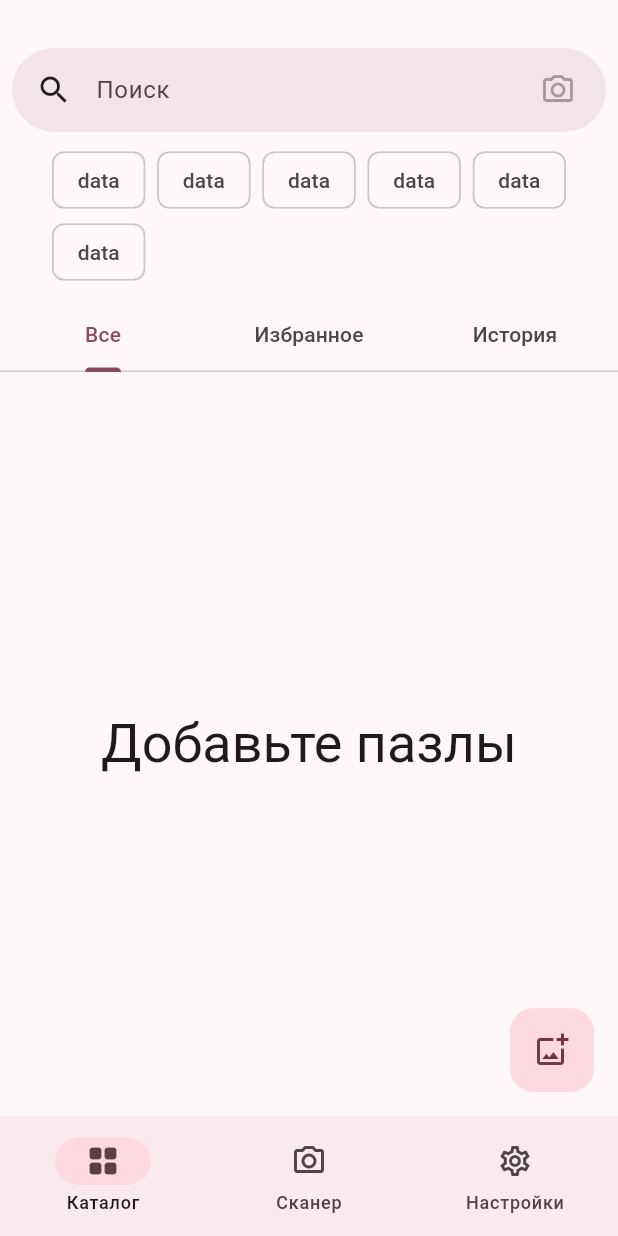
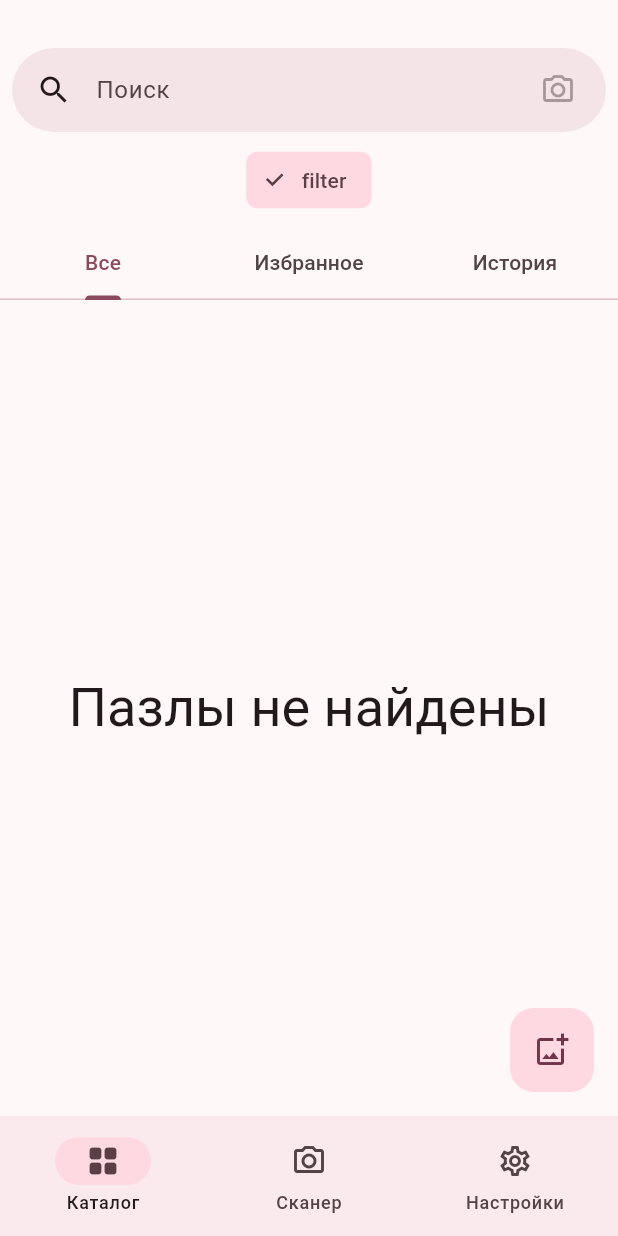
Before and after one commit to Iv2005an/puzzle_master, a Flutter app: the screen it shows after launch, on a phone screen of 412 x 824 dp. Run offline on Flutter 3.47's test engine with Material 3 defaults, Android fonts, the phone set to English and light mode, and no system bars; drawn by our look-alikes of dynamic_color; our stand-ins replace bloc, equatable, flutter_bloc, go_router, hive_flutter, image_picker and 1 more; missing offline and left inert: flutter_material_color_picker; accounts and stored records are empty.

Commit message:
Added search algorithm

```diff
--- a/lib/features/catalog/bloc/catalog_bloc/catalog_event.dart
+++ b/lib/features/catalog/bloc/catalog_bloc/catalog_event.dart
@@ -7,7 +7,32 @@ sealed class CatalogEvent extends Equatable {
   List<Object> get props => [];
 }
 
-final class CatalogGetPuzzles extends CatalogEvent {}
+final class CatalogGetPuzzles extends CatalogEvent {
+  const CatalogGetPuzzles(this.searchText);
+
+  final String searchText;
+
+  @override
+  List<Object> get props => [searchText];
+}
+
+final class CatalogAddFilters extends CatalogEvent {
+  const CatalogAddFilters(this.filters);
+
+  final Filters filters;
+
+  @override
+  List<Object> get props => [filters];
+}
+
+final class CatalogDeleteFilters extends CatalogEvent {
+  const CatalogDeleteFilters(this.filters);
+
+  final Filters filters;
+
+  @override
+  List<Object> get props => [filters];
+}
 
 final class CatalogAddPuzzle extends CatalogEvent {
   const CatalogAddPuzzle(this.newPuzzle);
--- a/lib/features/catalog/bloc/catalog_bloc/catalog_state.dart
+++ b/lib/features/catalog/bloc/catalog_bloc/catalog_state.dart
@@ -10,19 +10,23 @@ sealed class CatalogState extends Equatable {
 final class CatalogInitial extends CatalogState {}
 
 final class CatalogLoaded extends CatalogState {
-  const CatalogLoaded(this.puzzles);
+  const CatalogLoaded(this.puzzles, this.searchText, this.filters);
 
   final List<Puzzle> puzzles;
+  final String searchText;
+  final Filters filters;
 
   @override
-  List<Object> get props => [puzzles];
+  List<Object> get props => [puzzles, searchText, filters];
 }
 
 final class CatalogFailure extends CatalogState {
-  const CatalogFailure(this.exception);
+  const CatalogFailure(this.exception, this.searchText, this.filters);
 
   final Object exception;
+  final String searchText;
+  final Filters filters;
 
   @override
-  List<Object> get props => [exception];
+  List<Object> get props => [exception, searchText, filters];
 }
--- a/lib/features/catalog/screens/catalog_screen.dart
+++ b/lib/features/catalog/screens/catalog_screen.dart
@@ -13,27 +13,23 @@ class CatalogScreen extends StatelessWidget {
     return BlocBuilder<CatalogBloc, CatalogState>(
       builder: (context, state) {
         final bloc = context.read<CatalogBloc>();
-        if (state is CatalogInitial) bloc.add(CatalogGetPuzzles());
+        if (state is CatalogInitial) bloc.add(const CatalogGetPuzzles(''));
         if (state is CatalogLoaded) {
           return DefaultTabController(
             length: 3,
             child: Column(
               children: [
                 const SizedBox(height: 32),
-                const PuzzlesSearchBar(),
-                const Padding(
-                  padding: EdgeInsets.all(8.0),
-                  child: Wrap(
-                    spacing: 8,
-                    children: [
-                      Chip(label: Text('data')),
-                      Chip(label: Text('data')),
-                      Chip(label: Text('data')),
-                      Chip(label: Text('data')),
-                      Chip(label: Text('data')),
-                      Chip(label: Text('data')),
-                    ],
-                  ),
+                PuzzlesSearchBar(state.searchText, state.filters),
+                Padding(
+                  padding: const EdgeInsets.all(8.0),
+                  child: Wrap(spacing: 8, children: [
+                    FilterChip(
+                        label: const Text('filter'),
+                        selected: true,
+                        // Логика удаления фильтра
+                        onSelected: (value) {})
+                  ]),
                 ),
                 const TabBar(
                   tabs: [
@@ -65,13 +61,23 @@ class CatalogScreen extends StatelessWidget {
           );
         }
         if (state is CatalogFailure) {
-          return Center(
+          return Padding(
+            padding: const EdgeInsets.all(8.0),
             child: Column(
+              mainAxisAlignment: MainAxisAlignment.center,
               children: [
-                const Text('Произошла ошибка, попробуйте снова'),
-                FilledButton(
-                    onPressed: () => bloc.add(CatalogGetPuzzles()),
-                    child: const Text('Обновить'))
+                Text('Произошла ошибка, попробуйте снова',
+                    style: Theme.of(context).textTheme.titleMedium),
+                Row(
+                  children: [
+                    Expanded(
+                      child: FilledButton(
+                          onPressed: () =>
+                              bloc.add(CatalogGetPuzzles(state.searchText)),
+                          child: const Text('Обновить')),
+                    ),
+                  ],
+                )
               ],
             ),
           );
--- a/lib/features/catalog/widgets/puzzle_card.dart
+++ b/lib/features/catalog/widgets/puzzle_card.dart
@@ -1,6 +1,6 @@
 import 'package:flutter/material.dart';
 import 'package:flutter_bloc/flutter_bloc.dart';
-import 'package:puzzle_master/features/catalog/bloc/catalog_bloc/catalog_bloc.dart';
+import '../bloc/catalog_bloc/catalog_bloc.dart';
 
 import 'package:puzzle_master/repositories/catalog/models/puzzle.dart';
 import 'package:puzzle_master/services/converter_service.dart';
@@ -51,7 +51,7 @@ class PuzzleCard extends StatelessWidget {
               icon: const Icon(Icons.favorite_outline)),
       const SizedBox(width: 4),
       const Expanded(
-        // TODO: Логика
+        // TODO: Логика вызова сканирования
         child: FilledButton(onPressed: null, child: Text('Сканирование')),
       )
     ];
--- a/lib/features/catalog/widgets/puzzles_list.dart
+++ b/lib/features/catalog/widgets/puzzles_list.dart
@@ -33,13 +33,14 @@ class PuzzlesList extends StatelessWidget {
       body: puzzles.isEmpty
           ? Center(
               child: Text(
-                'Добавьте пазлы',
+              'Пазлы не найдены',
               style: Theme.of(context).textTheme.displaySmall,
             ))
           : SingleChildScrollView(
               child: Column(
-                    children: List.generate(
-                        puzzles.length, (index) => PuzzleCard(puzzles[index]))),
-              ));
+                  children:
+                      puzzles.map((puzzle) => PuzzleCard(puzzle)).toList()),
+            ),
+    );
   }
 }
--- a/lib/features/catalog/widgets/puzzles_search_bar.dart
+++ /dev/null
@@ -1,25 +0,0 @@
-import 'package:flutter/material.dart';
-
-class PuzzlesSearchBar extends StatelessWidget {
-  const PuzzlesSearchBar({super.key});
-
-  @override
-  Widget build(BuildContext context) {
-    return Padding(
-      padding: const EdgeInsets.symmetric(horizontal: 8),
-      child: SearchAnchor.bar(
-        isFullScreen: false,
-        barElevation: const WidgetStatePropertyAll(0),
-        viewElevation: 0,
-        barPadding:
-            const WidgetStatePropertyAll(EdgeInsets.only(left: 16, right: 8)),
-        barHintText: 'Поиск',
-        barTrailing: const [
-          // TODO: Логика
-          IconButton(onPressed: null, icon: Icon(Icons.camera_alt_outlined))
-        ],
-        suggestionsBuilder: (context, controller) => [],
-      ),
-    );
-  }
-}
--- /dev/null
+++ b/lib/features/catalog/widgets/search/filters_suggestion_card.dart
@@ -0,0 +1,13 @@
+import 'package:flutter/widgets.dart';
+
+import 'suggestion_card.dart';
+
+class FiltersSuggestionCard extends SuggestionCard {
+  FiltersSuggestionCard(String title, List<Widget> filterChips, {super.key})
+      : super(
+            title,
+            Padding(
+              padding: const EdgeInsets.all(8.0),
+              child: Wrap(spacing: 8, children: filterChips),
+            ));
+}
--- /dev/null
+++ b/lib/features/catalog/widgets/search/puzzles_suggestion_card.dart
@@ -0,0 +1,19 @@
+import 'package:flutter/material.dart';
+
+import 'suggestion_card.dart';
+import 'suggestion_tile.dart';
+
+class PuzzlesSuggestionCard extends SuggestionCard {
+  PuzzlesSuggestionCard(
+      String title, List<String> puzzles, SearchController controller,
+      {super.key})
+      : super(
+            title,
+            Padding(
+              padding: const EdgeInsets.only(bottom: 12),
+              child: Column(
+                  children: puzzles
+                      .map((title) => SuggestionTile(title, controller))
+                      .toList()),
+            ));
+}
--- a/lib/features/catalog/widgets/widgets.dart
+++ b/lib/features/catalog/widgets/widgets.dart
@@ -1,3 +1,3 @@
 export 'puzzle_data_dialog.dart';
 export 'puzzles_list.dart';
-export 'puzzles_search_bar.dart';
+export 'search/puzzles_search_bar.dart';
--- a/lib/repositories/catalog/catalog_repository.dart
+++ b/lib/repositories/catalog/catalog_repository.dart
@@ -1,27 +1,38 @@
 import 'package:hive_flutter/hive_flutter.dart';
 
+import '../search/models/filters.dart';
 import 'models/puzzle.dart';
 
 class CatalogRepository {
   static const puzzlesStorageName = 'puzzles';
-  static final Box<Puzzle> puzzleStorage = Hive.box<Puzzle>(puzzlesStorageName);
+  static final Box<Puzzle> _puzzleStorage =
+      Hive.box<Puzzle>(puzzlesStorageName);
 
-  static List<Puzzle> get puzzles {
-    final puzzles = puzzleStorage.values.toList();
+  static List<Puzzle> getPuzzles(String searchText, Filters filters) {
+    final puzzles = _puzzleStorage.values
+        .where((puzzle) =>
+            (filters.factoryFilters.isEmpty ||
+                filters.factoryFilters.contains(puzzle.factory)) &&
+            (filters.elementsCountFilters.isEmpty ||
+                filters.elementsCountFilters
+                    .contains('${puzzle.elementsCount}')) &&
+            (searchText.isEmpty ||
+                puzzle.title.toLowerCase().contains(searchText.toLowerCase())))
+        .toList();
     return List.generate(
         puzzles.length, (index) => puzzles[index].copyWith(id: index));
   }
 
   static Future<void> addPuzzle(Puzzle newPuzzle) async =>
-      await puzzleStorage.add(newPuzzle);
+      await _puzzleStorage.add(newPuzzle);
 
   static Future<void> deletePuzzle(Puzzle puzzle) async {
     assert(puzzle.id != null, 'Id must not be null');
-    await puzzleStorage.deleteAt(puzzle.id!);
+    await _puzzleStorage.deleteAt(puzzle.id!);
   }
 
   static Future<void> editPuzzle(Puzzle puzzle) async {
     assert(puzzle.id != null, 'Id must not be null');
-    await puzzleStorage.putAt(puzzle.id!, puzzle);
+    await _puzzleStorage.putAt(puzzle.id!, puzzle);
   }
 }
--- a/lib/repositories/catalog/models/puzzle.dart
+++ b/lib/repositories/catalog/models/puzzle.dart
@@ -10,11 +10,11 @@ class Puzzle extends Equatable {
       this.id,
       this.image,
       this.title,
+      this.article,
+      this.factory,
       this.elementsCount,
       this.width,
       this.height,
-      this.factory,
-      this.article,
       this.isFavorite,
       this.isInHistory);
 
@@ -28,19 +28,19 @@ class Puzzle extends Equatable {
   final String title;
 
   @HiveField(3)
+  final String article;
+
+  @HiveField(4)
+  final String factory;
+
+  @HiveField(5)
   final int elementsCount;
 
-  @HiveField(4)
+  @HiveField(6)
   final double width;
 
-  @HiveField(5)
+  @HiveField(7)
   final double height;
-
-  @HiveField(6)
-  final String factory;
-
-  @HiveField(7)
-  final String article;
 
   @HiveField(8)
   final bool isFavorite;
@@ -52,11 +52,11 @@ class Puzzle extends Equatable {
   List<Object?> get props => [
         image,
         title,
+        article,
+        factory,
         elementsCount,
         width,
         height,
-        factory,
-        article,
         isFavorite,
         isInHistory
       ];
@@ -65,11 +65,11 @@ class Puzzle extends Equatable {
       id ?? this.id,
       image,
       title,
+      article,
+      factory,
       elementsCount,
       width,
       height,
-      factory,
-      article,
       isFavorite ?? this.isFavorite,
       isInHistory);
 }
--- /dev/null
+++ b/lib/repositories/search/models/filters.dart
@@ -0,0 +1,15 @@
+import 'package:equatable/equatable.dart';
+
+class Filters extends Equatable {
+  const Filters({
+    this.factoryFilters = const [],
+    this.elementsCountFilters = const [],
+  });
+
+  final List<String> factoryFilters;
+  final List<String> elementsCountFilters;
+
+  @override
+  List<Object?> get props =>
+      [factoryFilters, elementsCountFilters];
+}
--- /dev/null
+++ b/lib/repositories/search/search_repository.dart
@@ -0,0 +1,50 @@
+import 'package:hive_flutter/hive_flutter.dart';
+
+import '../catalog/catalog_repository.dart';
+import 'models/filters.dart';
+
+class SearchRepository {
+  static const searchStorageName = 'search';
+  static final Box<String> _searchStorage = Hive.box<String>(searchStorageName);
+
+  static List<String> get history =>
+      _searchStorage.values.toList().reversed.toList();
+  static Future<void> addToHistory(String s) async {
+    int repeatableValueIndex = _searchStorage.values.toList().indexOf(s);
+    if (repeatableValueIndex != -1) {
+      await _searchStorage.deleteAt(repeatableValueIndex);
+    }
+    await _searchStorage.add(s);
+  }
+
+  static Future<void> clearHistory() async => await _searchStorage.clear();
+
+  static (List<String>, Filters) getSuggestions(
+    String searchText,
+    Filters filters,
+  ) {
+    if (searchText.isEmpty) return (const [], const Filters());
+    searchText = searchText.toLowerCase();
+    final factoryFilters = <String>[];
+    final elementsCountFilters = <String>[];
+    for (var puzzle in CatalogRepository.getPuzzles('', const Filters())) {
+      if (!factoryFilters.contains(puzzle.factory) &&
+          puzzle.factory.toLowerCase().contains(searchText)) {
+        factoryFilters.add(puzzle.factory);
+        continue;
+      }
+      if (!elementsCountFilters.contains('${puzzle.elementsCount}') &&
+          '${puzzle.elementsCount}'.toLowerCase().contains(searchText)) {
+        elementsCountFilters.add('${puzzle.elementsCount}');
+      }
+    }
+    return (
+      (CatalogRepository.getPuzzles(searchText, filters)
+          .map((puzzle) => puzzle.title)
+          .toList()),
+      Filters(
+          factoryFilters: factoryFilters,
+          elementsCountFilters: elementsCountFilters)
+    );
+  }
+}
--- a/lib/services/hive_service.dart
+++ b/lib/services/hive_service.dart
@@ -2,6 +2,7 @@ import 'package:hive_flutter/hive_flutter.dart';
 
 import 'package:puzzle_master/repositories/catalog/catalog_repository.dart';
 import 'package:puzzle_master/repositories/catalog/models/puzzle.dart';
+import 'package:puzzle_master/repositories/search/search_repository.dart';
 
 class HiveService {
   static Future<void> init() async {
@@ -12,6 +13,7 @@ class HiveService {
 
   static Future<void> _openBoxes() async {
     await Hive.openBox<Puzzle>(CatalogRepository.puzzlesStorageName);
+    await Hive.openBox<String>(SearchRepository.searchStorageName);
   }
 
   static Future<void> _registerAdapters() async {
```
Also changed, not shown: lib/features/catalog/bloc/catalog_bloc/catalog_bloc.dart (+39 -8 lines), lib/features/catalog/widgets/puzzle_data_dialog.dart (+7 -6 lines), lib/features/catalog/widgets/search/puzzles_search_bar.dart (added, +86 -0 lines), lib/features/catalog/widgets/search/suggestion_card.dart (added, +19 -0 lines), lib/features/catalog/widgets/search/suggestion_chip.dart (added, +26 -0 lines), lib/features/catalog/widgets/search/suggestion_tile.dart (added, +25 -0 lines), lib/repositories/catalog/models/puzzle.g.dart. Lines whose indentation alone changed are shown as unchanged.
